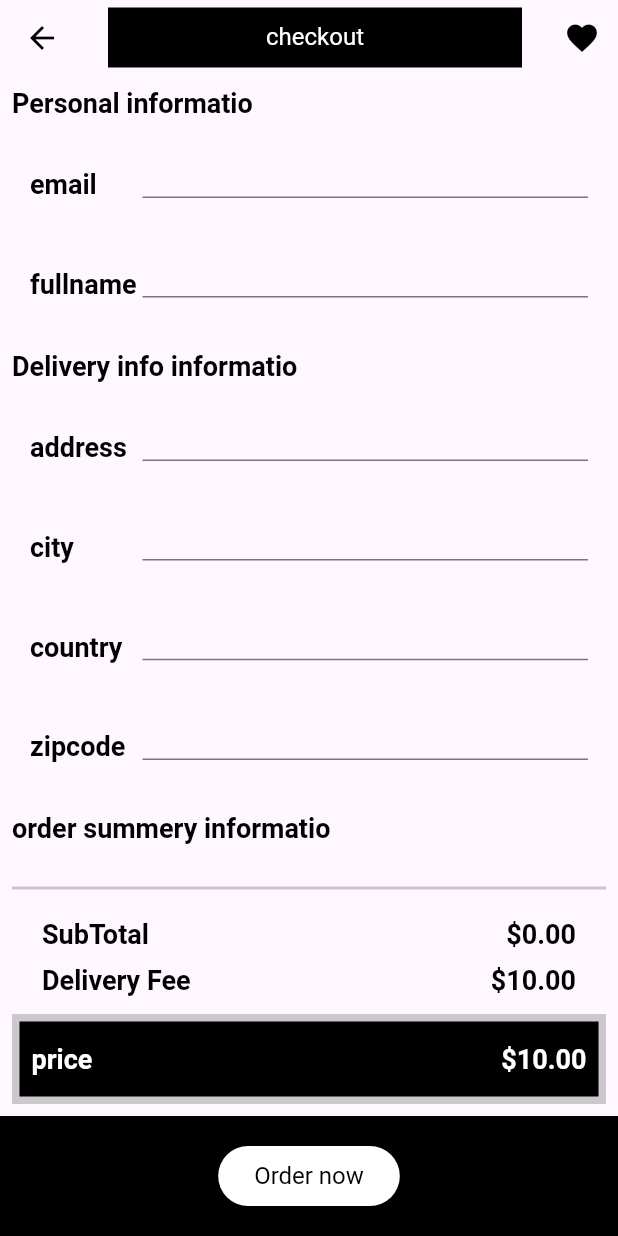
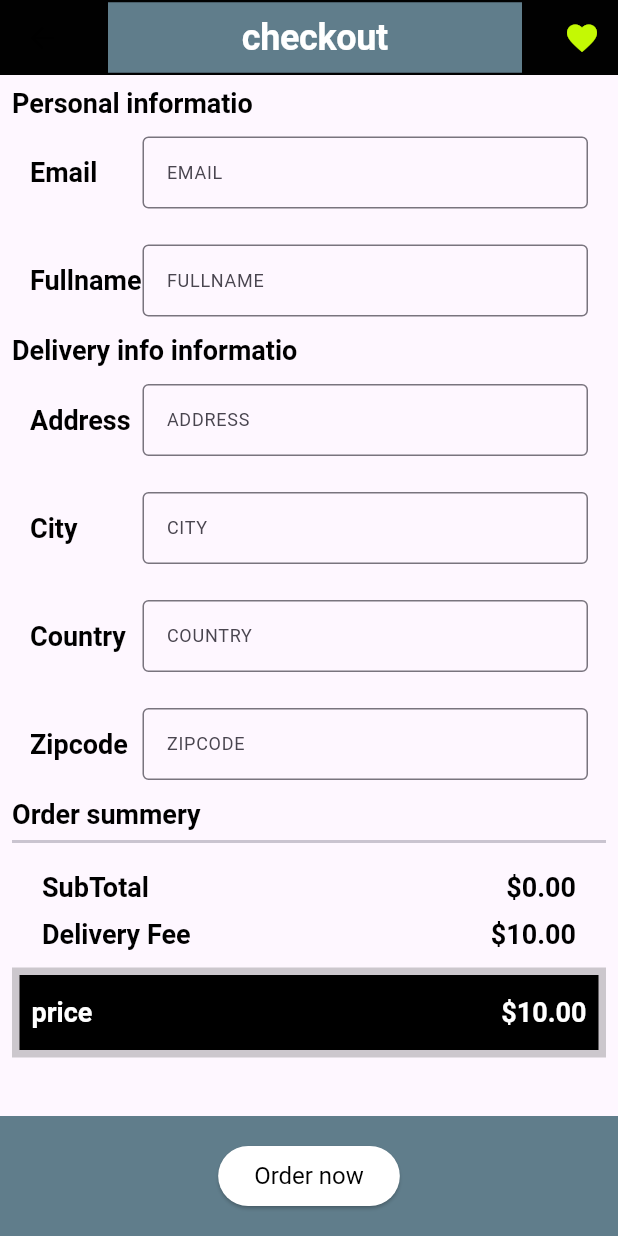
Before and after one commit to molla-12/flutter-ecommerce, a Flutter app: the screen it shows after launch, item 2 of the bottom bar chosen, after a tap on "Proceed to checkout", on a phone screen of 412 x 824 dp. Run offline on Flutter 3.47's test engine with Material 3 defaults, Android fonts, the phone set to English and light mode, and no system bars; our stand-ins replace carousel_slider, cloud_firestore, equatable, firebase_core, flutter_bloc, lottie; accounts and stored records are empty; Roboto replaces fonts that are missing (Avenir); project files that could hold a hidden picture were left out.

Commit message:
update outdated package and refacture some user interface

```diff
--- a/lib/blocks/cart/cart_bloc.dart
+++ b/lib/blocks/cart/cart_bloc.dart
@@ -5,7 +5,6 @@ import 'package:equatable/equatable.dart';
 import 'package:shop_now/models/cart_model.dart';
 import 'package:shop_now/models/models.dart';
 
-import '../../models/cart_model.dart';
 
 part 'cart_event.dart';
 part 'cart_state.dart';
--- a/lib/blocks/checkout/checkout_bloc.dart
+++ b/lib/blocks/checkout/checkout_bloc.dart
@@ -8,7 +8,6 @@ import 'package:shop_now/models/checkout_model.dart';
 import 'package:shop_now/models/models.dart';
 import 'package:shop_now/repository/checkout/checkout.dart';
 
-import '../../models/cart_model.dart';
 
 part 'checkout_event.dart';
 part 'checkout_state.dart';
--- a/lib/config/theme.dart
+++ b/lib/config/theme.dart
@@ -1,3 +1,5 @@
+// ignore_for_file: deprecated_member_use
+
 import 'package:flutter/material.dart';
 
 ThemeData theme() {
--- a/lib/home_screen/cart/cart_screen.dart
+++ b/lib/home_screen/cart/cart_screen.dart
@@ -19,19 +19,19 @@ class CartScreen extends StatelessWidget {
     return Scaffold(
       appBar: CustomAppbar(title: 'cart'),
       bottomNavigationBar: BottomAppBar(
-        color: Colors.black,
+        color: Colors.blueGrey,
         child: Container(
           height: 70,
           child:
               Row(mainAxisAlignment: MainAxisAlignment.spaceEvenly, children: [
             ElevatedButton(
-                style: ElevatedButton.styleFrom(primary: Colors.white),
+                style: ElevatedButton.styleFrom(backgroundColor: Colors.white),
                 onPressed: () {
                   Navigator.pushNamed(context, '/checkout');
                 },
                 child: Text(
                   'Proceed to checkout',
-                  style: Theme.of(context).textTheme.headline3!,
+                  style: Theme.of(context).textTheme.displaySmall!,
                 ))
           ]),
         ),
@@ -57,21 +57,21 @@ class CartScreen extends StatelessWidget {
                         children: [
                           Text(
                             state.cart.freeDeliveryString,
-                            style: Theme.of(context).textTheme.headline3!,
+                            style: Theme.of(context).textTheme.displaySmall!,
                           ),
                           ElevatedButton(
                             onPressed: () {
                               Navigator.pushNamed(context, '/home');
                             },
                             style: ElevatedButton.styleFrom(
-                                primary: Colors.black,
+                                backgroundColor: Colors.black,
                                 shape: RoundedRectangleBorder(),
                                 elevation: 0),
                             child: Text(
                               'Add more Item',
                               style: Theme.of(context)
                                   .textTheme
-                                  .headline4!
+                                  .headlineMedium!
                                   .copyWith(color: Colors.white),
                             ),
                           ),
--- a/lib/home_screen/checkout/checkout_screen.dart
+++ b/lib/home_screen/checkout/checkout_screen.dart
@@ -1,7 +1,6 @@
 import 'package:flutter/material.dart';
 import 'package:flutter_bloc/flutter_bloc.dart';
 
-import '../../blocks/cart/cart_bloc.dart';
 import '../../blocks/checkout/checkout_bloc.dart';
 import '../../widgets/widget.dart';
 
@@ -28,7 +27,7 @@ class CheckoutScreen extends StatelessWidget {
     return Scaffold(
       appBar: CustomAppbar(title: 'checkout'),
       bottomNavigationBar: BottomAppBar(
-        color: Colors.black,
+        color: Colors.blueGrey,
         child: Container(
           height: 70,
           child:
@@ -41,7 +40,8 @@ class CheckoutScreen extends StatelessWidget {
               }
               if (state is CheckoutLoaded) {
                 return ElevatedButton(
-                    style: ElevatedButton.styleFrom(primary: Colors.white),
+                    style:
+                        ElevatedButton.styleFrom(backgroundColor: Colors.white),
                     onPressed: () {
                       context
                           .read<CheckoutBloc>()
@@ -49,7 +49,7 @@ class CheckoutScreen extends StatelessWidget {
                     },
                     child: Text(
                       'Order now',
-                      style: Theme.of(context).textTheme.headline3!,
+                      style: Theme.of(context).textTheme.displaySmall!,
                     ));
               } else {
                 return Text('hhh');
@@ -58,10 +58,11 @@ class CheckoutScreen extends StatelessWidget {
           ]),
         ),
       ),
-      body: Padding(
+      body: SingleChildScrollView(
+        child: Padding(
           padding: EdgeInsets.all(8.0),
-        child:
-            BlocBuilder<CheckoutBloc, CheckoutState>(builder: (context, state) {
+          child: BlocBuilder<CheckoutBloc, CheckoutState>(
+              builder: (context, state) {
             if (state is CheckoutLoading) {
               return Center(
                 child: CircularProgressIndicator(),
@@ -74,7 +75,7 @@ class CheckoutScreen extends StatelessWidget {
                 children: [
                   Text(
                     'Personal informatio',
-                  style: Theme.of(context).textTheme.headline2!,
+                    style: Theme.of(context).textTheme.displayMedium!,
                   ),
                   _buildTextFormField((value) {
                     context
@@ -88,7 +89,7 @@ class CheckoutScreen extends StatelessWidget {
                   }, context, 'fullname'),
                   Text(
                     'Delivery info informatio',
-                  style: Theme.of(context).textTheme.headline2!,
+                    style: Theme.of(context).textTheme.displayMedium!,
                   ),
                   _buildTextFormField((value) {
                     context
@@ -96,7 +97,9 @@ class CheckoutScreen extends StatelessWidget {
                         .add(UpdateCheckout(address: value));
                   }, context, 'address'),
                   _buildTextFormField((value) {
-                  context.read<CheckoutBloc>().add(UpdateCheckout(city: value));
+                    context
+                        .read<CheckoutBloc>()
+                        .add(UpdateCheckout(city: value));
                   }, context, 'city'),
                   _buildTextFormField((value) {
                     context
@@ -109,8 +112,8 @@ class CheckoutScreen extends StatelessWidget {
                         .add(UpdateCheckout(zipcode: value));
                   }, context, 'zipcode'),
                   Text(
-                  'order summery informatio',
-                  style: Theme.of(context).textTheme.headline2!,
+                    'Order summery',
+                    style: Theme.of(context).textTheme.displayMedium!,
                   ),
                   OrderSummery(),
                 ],
@@ -119,6 +122,7 @@ class CheckoutScreen extends StatelessWidget {
               return Text('error on loading');
             }
           }),
+        ),
       ),
     );
   }
@@ -133,13 +137,17 @@ class CheckoutScreen extends StatelessWidget {
       child: Row(children: [
         SizedBox(
           width: 75,
-          child: Text(labelText, style: Theme.of(context).textTheme.headline2),
+          child: Text(labelText[0].toUpperCase() + labelText.substring(1),
+              style: Theme.of(context).textTheme.displayMedium),
         ),
         Expanded(
           child: TextFormField(
             onChanged: onChanged,
             decoration: InputDecoration(
-                isDense: true, contentPadding: EdgeInsets.only(left: 12.0)),
+                border: OutlineInputBorder(),
+                isDense: false,
+                hintText: labelText.toUpperCase(),
+                contentPadding: EdgeInsets.only(left: 12.0)),
           ),
         )
       ]),
--- a/lib/home_screen/home_screen/home_screen.dart
+++ b/lib/home_screen/home_screen/home_screen.dart
@@ -22,66 +22,60 @@ class HomeScreen extends StatelessWidget {
     return Scaffold(
       appBar: CustomAppbar(title: 'ET Shop Now'),
       bottomNavigationBar: CustomBottomAppbar(),
-      body: Column(
-        children: [
-          BlocBuilder<CategoryBloc, CategoryState>(
-            builder: (context, state) {
-              if (state is CategoryLoading) {
+      body: BlocBuilder<CategoryBloc, CategoryState>(
+        builder: (context, categoryState) {
+          if (categoryState is CategoryLoading) {
             return const Center(
               child: CircularProgressIndicator(),
             );
-              }
-              if (state is CategoryLoaded) {
-                return Container(
+          } else if (categoryState is CategoryLoaded) {
+            return BlocBuilder<ProductBloc, ProductState>(
+              builder: (context, productState) {
+                if (productState is ProductLoading) {
+                  return const Center(
+                    child: CircularProgressIndicator(),
+                  );
+                } else if (productState is ProductLoaded) {
+                  return Column(
+                    children: [
+                      Container(
                         child: CarouselSlider(
                           options: CarouselOptions(
                             aspectRatio: 1.5,
                             viewportFraction: 0.9,
+                            autoPlay: true,
+                            enlargeCenterPage: true,
                             enlargeStrategy: CenterPageEnlargeStrategy.height,
                           ),
-                    items: state.categories
-                        .map((category) => HeroCarouselCard(category: category))
+                          items: categoryState.categories
+                              .map((category) =>
+                                  HeroCarouselCard(category: category))
                               .toList(),
                         ),
+                      ),
+                      const SectionTitle(title: 'Popular'),
+                      ProductCarousel(
+                        products: productState.product
+                            .where((product) => product.isPopular)
+                            .toList(),
+                      ),
+                      const SectionTitle(title: 'Recomanded'),
+                      ProductCarousel(
+                        products: productState.product
+                            .where((product) => product.isRecomanded)
+                            .toList(),
+                      ),
+                    ],
                   );
                 } else {
-                return const Text('No product list found');
+                  return const Text('No products found');
                 }
               },
-          ),
-          const SectionTitle(title: 'Recomanded Products'),
-          BlocBuilder<ProductBloc, ProductState>(builder: (context, state) {
-            if (state is ProductLoading) {
-              return const Center(
-                child: CircularProgressIndicator(),
             );
+          } else {
+            return const Text('No categories found');
           }
-            if (state is ProductLoaded) {
-              return ProductCarousel(
-                  products: state.product
-                      .where((product) => product.isRecomanded)
-                      .toList());
-            } else {
-              return const Text('No Recomanded Product found');
-            }
-          }),
-          const SectionTitle(title: 'Popular Products'),
-          BlocBuilder<ProductBloc, ProductState>(builder: (context, state) {
-            if (state is ProductLoading) {
-              return const Center(
-                child: CircularProgressIndicator(),
-              );
-            }
-            if (state is ProductLoaded) {
-              return ProductCarousel(
-                  products: state.product
-                      .where((product) => product.isPopular)
-                      .toList());
-            } else {
-              return const Text('No Porpular product found');
-            }
-          }),
-        ],
+        },
       ),
     );
   }
--- a/lib/home_screen/product/product.dart
+++ b/lib/home_screen/product/product.dart
@@ -48,13 +48,14 @@ class ProductScreen extends StatelessWidget {
             BlocBuilder<CartBloc, CartState>(
               builder: (context, state) {
                 return ElevatedButton(
-                    style: ElevatedButton.styleFrom(primary: Colors.white),
+                    style:
+                        ElevatedButton.styleFrom(backgroundColor: Colors.white),
                     onPressed: () {
                       context.read<CartBloc>().add(CartProductAdded(product));
                     },
                     child: Text(
                       'Add To Cart',
-                      style: Theme.of(context).textTheme.headline3!,
+                      style: Theme.of(context).textTheme.displaySmall!,
                     ));
               },
             )
@@ -98,14 +99,14 @@ class ProductScreen extends StatelessWidget {
                           product.name,
                           style: Theme.of(context)
                               .textTheme
-                              .headline3!
+                              .displaySmall!
                               .copyWith(color: Colors.white),
                         ),
                         Text(
                           '\$${product.price}',
                           style: Theme.of(context)
                               .textTheme
-                              .headline3!
+                              .displaySmall!
                               .copyWith(color: Colors.white),
                         )
                       ],
@@ -118,7 +119,7 @@ class ProductScreen extends StatelessWidget {
           ExpansionTile(
             initiallyExpanded: true,
             title: Text('Product information',
-                style: Theme.of(context).textTheme.headline2),
+                style: Theme.of(context).textTheme.displayMedium),
             children: [
               ListTile(
                 title: Text(
@@ -129,7 +130,7 @@ class ProductScreen extends StatelessWidget {
           ExpansionTile(
             initiallyExpanded: true,
             title: Text('shipping information',
-                style: Theme.of(context).textTheme.headline2),
+                style: Theme.of(context).textTheme.displayMedium),
             children: [
               const ListTile(
                 title: Text(
--- a/lib/home_screen/splash_screen/splash-screen.dart
+++ b/lib/home_screen/splash_screen/splash-screen.dart
@@ -1,9 +1,5 @@
-import 'dart:math';
-
 import 'package:flutter/foundation.dart';
 import 'package:flutter/material.dart';
-import 'package:flutter/widgets.dart';
-import 'package:google_fonts/google_fonts.dart';
 import 'package:lottie/lottie.dart';
 import 'package:shop_now/home_screen/home_screen/home_screen.dart';
 
@@ -99,7 +95,7 @@ class _IntroPageState extends State<IntroPage> with TickerProviderStateMixin {
           ),
         ),
         LottieBuilder.asset(
-          'assets/e2.json',
+          'assets/food.json',
           onLoaded: (composition) {
             _lottieAnimation..duration = composition.duration;
           },
--- a/lib/home_screen/watchlist/watchlist.dart
+++ b/lib/home_screen/watchlist/watchlist.dart
@@ -1,7 +1,6 @@
 import 'package:flutter/material.dart';
 import 'package:flutter_bloc/flutter_bloc.dart';
 import 'package:shop_now/blocks/wishlist_bloc.dart';
-import 'package:shop_now/config/theme.dart';
 
 import '../../widgets/widget.dart';
 
@@ -53,7 +52,7 @@ class WatchlistScreen extends StatelessWidget {
               'something wrong',
               style: Theme.of(context)
                   .textTheme
-                  .bodyText1!
+                  .bodyLarge!
                   .copyWith(color: Colors.black),
             );
           }
--- a/lib/main.dart
+++ b/lib/main.dart
@@ -1,4 +1,3 @@
-import 'package:animated_splash_screen/animated_splash_screen.dart';
 import 'package:firebase_core/firebase_core.dart';
 import 'package:flutter/material.dart';
 import 'package:flutter_bloc/flutter_bloc.dart';
@@ -14,8 +13,6 @@ import 'blocks/cart/cart_bloc.dart';
 import 'blocks/category/category_bloc.dart';
 import 'blocks/checkout/checkout_bloc.dart';
 import 'blocks/product/product_bloc.dart';
-import 'home_screen/home_screen/home_screen.dart';
-import 'package:page_transition/page_transition.dart';
 
 void main() async {
   WidgetsFlutterBinding.ensureInitialized();
--- a/lib/widgets/cart_product_card.dart
+++ b/lib/widgets/cart_product_card.dart
@@ -26,10 +26,10 @@ class CartProductCard extends StatelessWidget {
               children: [
                 Text(
                   product.name,
-                  style: Theme.of(context).textTheme.headline2,
+                  style: Theme.of(context).textTheme.displayMedium,
                 ),
                 Text('\$${product.price}',
-                    style: Theme.of(context).textTheme.headline3)
+                    style: Theme.of(context).textTheme.displaySmall)
               ],
             ),
           ),
@@ -47,7 +47,7 @@ class CartProductCard extends StatelessWidget {
                       icon: Icon(Icons.remove_circle)),
                   Text(
                     '$quantity',
-                    style: Theme.of(context).textTheme.headline4,
+                    style: Theme.of(context).textTheme.headlineMedium,
                   ),
                   IconButton(
                       onPressed: () {
--- a/lib/widgets/custom_appbar.dart
+++ b/lib/widgets/custom_appbar.dart
@@ -1,6 +1,6 @@
 import 'package:flutter/material.dart';
 
-class CustomAppbar extends StatelessWidget with PreferredSizeWidget {
+class CustomAppbar extends StatelessWidget implements PreferredSizeWidget {
   final String title;
   const CustomAppbar({
     Key? key,
@@ -11,16 +11,16 @@ class CustomAppbar extends StatelessWidget with PreferredSizeWidget {
   Widget build(BuildContext context) {
     return AppBar(
       elevation: 0,
-      backgroundColor: Colors.transparent,
+      backgroundColor: const Color.fromARGB(255, 1, 1, 1),
       title: Container(
         alignment: Alignment.center,
-        color: Colors.black,
+        color: Colors.blueGrey,
         padding: EdgeInsets.symmetric(horizontal: 20, vertical: 10),
         child: Text(
           title,
           style: Theme.of(context)
               .textTheme
-              .headline3!
+              .displayLarge!
               .copyWith(color: Colors.white),
         ),
       ),
@@ -30,7 +30,10 @@ class CustomAppbar extends StatelessWidget with PreferredSizeWidget {
           onPressed: () {
             Navigator.pushNamed(context, '/watchlist');
           },
-          icon: const Icon(Icons.favorite),
+          icon: const Icon(
+            Icons.favorite,
+            color: Color.fromARGB(255, 196, 249, 4),
+          ),
         )
       ],
     );
--- a/lib/widgets/custom_bottom_appbar.dart
+++ b/lib/widgets/custom_bottom_appbar.dart
@@ -8,13 +8,14 @@ class CustomBottomAppbar extends StatelessWidget {
   @override
   Widget build(BuildContext context) {
     return BottomAppBar(
-      color: Colors.black,
+      color: Colors.blueGrey,
       child: Container(
         height: 70,
         child: Row(
           mainAxisAlignment: MainAxisAlignment.spaceEvenly,
           children: [
             IconButton(
+              iconSize: 30,
               onPressed: () {
                 Navigator.pushNamed(context, '/home');
               },
@@ -24,11 +25,13 @@ class CustomBottomAppbar extends StatelessWidget {
               ),
             ),
             IconButton(
+                iconSize: 30,
                 onPressed: () {
                   Navigator.pushNamed(context, '/cart');
                 },
                 icon: const Icon(Icons.shopping_cart, color: Colors.white)),
             IconButton(
+                iconSize: 30,
                 onPressed: () {
                   Navigator.pushNamed(context, '/profile');
                 },
--- a/lib/widgets/hero_carousel_card.dart
+++ b/lib/widgets/hero_carousel_card.dart
@@ -16,7 +16,7 @@ class HeroCarouselCard extends StatelessWidget {
         }
       },
       child: Container(
-        margin: EdgeInsets.symmetric(horizontal: 5.0, vertical: 23),
+        margin: EdgeInsets.symmetric(horizontal: 1.0, vertical: 23),
         child: ClipRRect(
           borderRadius: BorderRadius.all(Radius.circular(5.0)),
           child: Stack(
@@ -45,7 +45,7 @@ class HeroCarouselCard extends StatelessWidget {
                   child: Text(product == null ? category!.name : '',
                       style: Theme.of(context)
                           .textTheme
-                          .headline4!
+                          .headlineMedium!
                           .copyWith(color: Colors.white)),
                 ),
               ),
--- a/lib/widgets/ordersummery.dart
+++ b/lib/widgets/ordersummery.dart
@@ -21,9 +21,9 @@ class OrderSummery extends StatelessWidget {
                     mainAxisAlignment: MainAxisAlignment.spaceBetween,
                     children: [
                       Text('SubTotal',
-                          style: Theme.of(context).textTheme.headline2!),
+                          style: Theme.of(context).textTheme.displayMedium!),
                       Text('\$${state.cart.subtotalString}',
-                          style: Theme.of(context).textTheme.headline2!)
+                          style: Theme.of(context).textTheme.displayMedium!)
                     ],
                   ),
                   const SizedBox(height: 10),
@@ -31,9 +31,9 @@ class OrderSummery extends StatelessWidget {
                     mainAxisAlignment: MainAxisAlignment.spaceBetween,
                     children: [
                       Text('Delivery Fee',
-                          style: Theme.of(context).textTheme.headline2!),
+                          style: Theme.of(context).textTheme.displayMedium!),
                       Text('\$${state.cart.deliveryFeeString}',
-                          style: Theme.of(context).textTheme.headline2!)
+                          style: Theme.of(context).textTheme.displayMedium!)
                     ],
                   )
                 ],
@@ -60,13 +60,13 @@ class OrderSummery extends StatelessWidget {
                           'price',
                           style: Theme.of(context)
                               .textTheme
-                              .headline2!
+                              .displayMedium!
                               .copyWith(color: Colors.white),
                         ),
                         Text('\$${state.cart.totalString}',
                             style: Theme.of(context)
                                 .textTheme
-                                .headline2!
+                                .displayMedium!
                                 .copyWith(color: Colors.white))
                       ],
                     ),
--- a/lib/widgets/product_list.dart
+++ b/lib/widgets/product_list.dart
@@ -21,7 +21,9 @@ class ProductList extends StatelessWidget {
   @override
   Widget build(BuildContext context) {
     final double WidthValue = MediaQuery.of(context).size.width / widthFactor;
-    return InkWell(
+    return Padding(
+      padding: const EdgeInsets.symmetric(horizontal: 8),
+      child: InkWell(
         onTap: () {
           Navigator.pushNamed(context, '/product', arguments: product);
         },
@@ -67,14 +69,14 @@ class ProductList extends StatelessWidget {
                             product.name,
                             style: Theme.of(context)
                                 .textTheme
-                              .headline4!
+                                .headlineMedium!
                                 .copyWith(color: Colors.white),
                           ),
                           Text(
                             '\$${product.price}',
                             style: Theme.of(context)
                                 .textTheme
-                              .headline2!
+                                .displayMedium!
                                 .copyWith(color: Colors.white),
                           ),
                         ],
@@ -120,7 +122,8 @@ class ProductList extends StatelessWidget {
                             builder: (context, state) {
                               return Expanded(
                                 child: IconButton(
-                                  icon: Icon(Icons.delete, color: Colors.white),
+                                    icon:
+                                        Icon(Icons.delete, color: Colors.white),
                                     onPressed: () {
                                       context
                                           .read<WishlistBloc>()
@@ -136,6 +139,7 @@ class ProductList extends StatelessWidget {
             ),
           ],
         ),
+      ),
     );
   }
 }
--- a/lib/widgets/section_title.dart
+++ b/lib/widgets/section_title.dart
@@ -13,7 +13,7 @@ class SectionTitle extends StatelessWidget {
         child: Text(title,
             style: Theme.of(context)
                 .textTheme
-                .headline3!
+                .displaySmall!
                 .copyWith(color: Colors.black)),
       ),
     );
```
Also changed, not shown: analysis_options.yaml (+14 -15 lines), pubspec.yaml (+62 -63 lines), pubspec.lock, 1 other file. Lines whose indentation alone changed are shown as unchanged.
